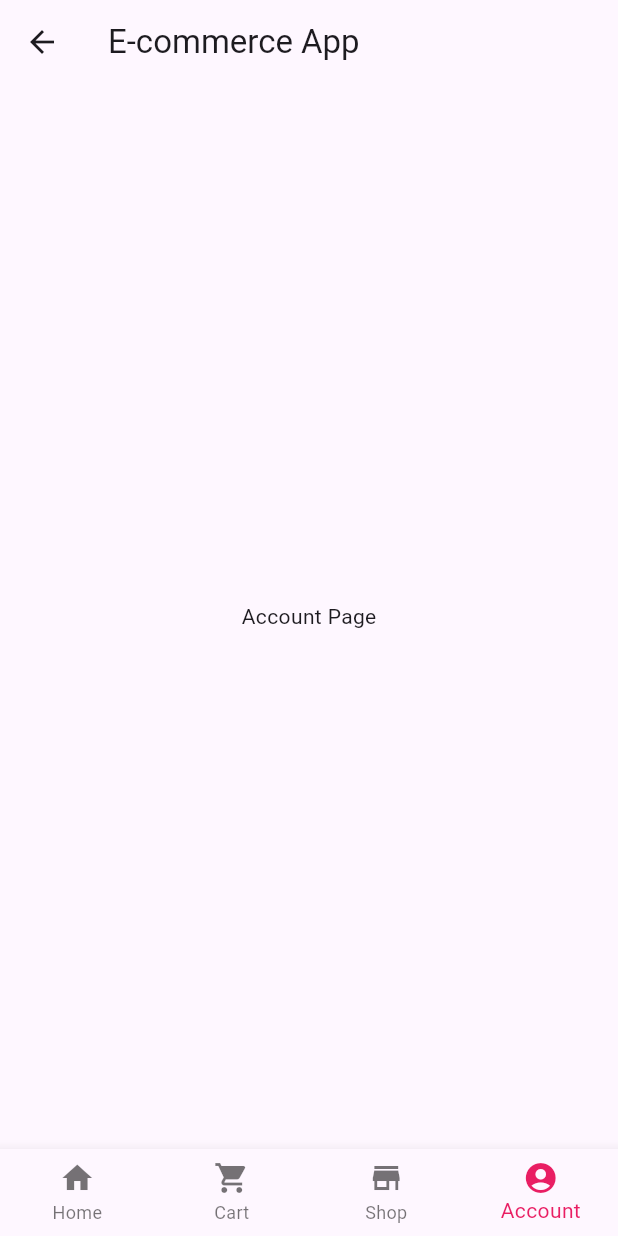
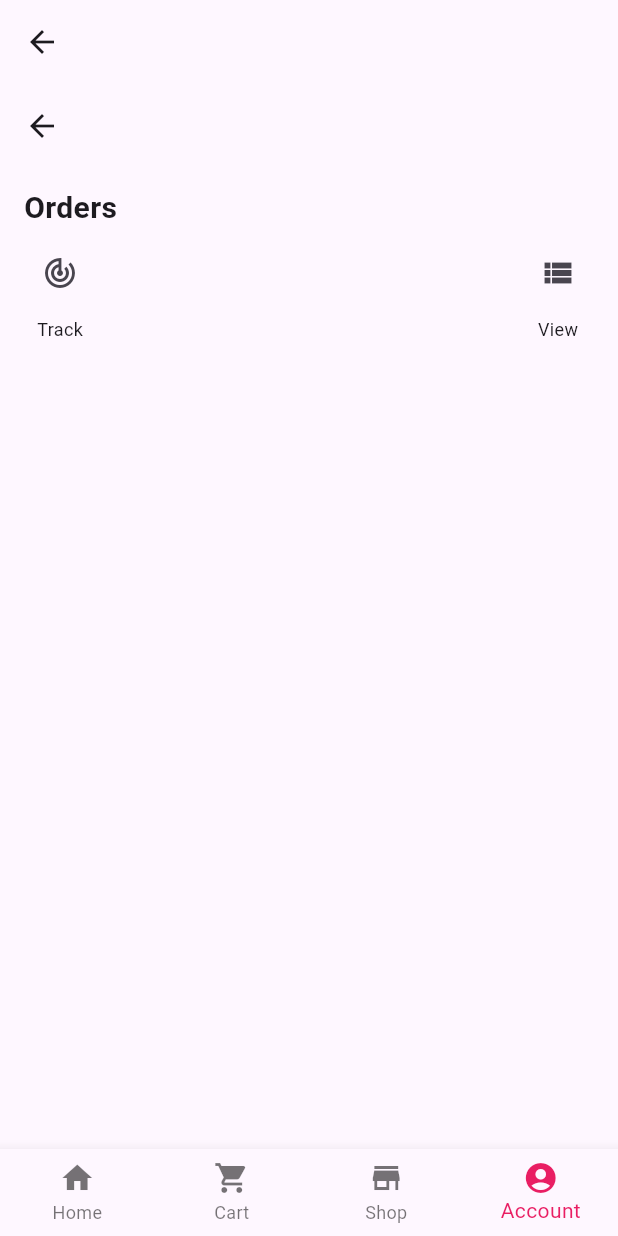
Before and after one commit to LuigiWoodhouse/Cosmetic, a Flutter app: the HomePage screen opened by its route, item 4 of the bottom bar chosen, on a phone screen of 412 x 824 dp. Run offline on Flutter 3.47's test engine with Material 3 defaults, Android fonts, the light colour scheme and no system bars.

Commit message:
Add order page

```diff
--- a/lib/layout/account.dart
+++ b/lib/layout/account.dart
@@ -1,10 +1,81 @@
+import 'package:cosplay/orders/view_current_order.dart';
 import 'package:flutter/material.dart';
+
 
 class AccountPage extends StatelessWidget {
   @override
   Widget build(BuildContext context) {
-    return Center(
-      child: Text('Account Page'),
+    return Scaffold(
+      appBar: AppBar(
+        //title: Text('Account'),
+      ),
+      body: Padding(
+        padding: EdgeInsets.all(16.0),
+        child: Column(
+          crossAxisAlignment: CrossAxisAlignment.start,
+          children: <Widget>[
+            Text(
+              'Orders',
+              style: TextStyle(fontSize: 20, fontWeight: FontWeight.bold, height: 1),
+            ),
+            SizedBox(height: 10),
+            Row(
+              mainAxisAlignment: MainAxisAlignment.spaceBetween,
+              children: <Widget>[
+                OrderOption(
+                  icon: Icons.track_changes,
+                  text: 'Track',
+                  onPressed: () {
+                    Navigator.push(
+                      context,
+                      MaterialPageRoute(
+                        builder: (context) => ViewCurrentOrder(),
+                      ),
+                    );
+                  },
+                ),
+                OrderOption(
+                  icon: Icons.view_list,
+                  text: 'View',
+                  onPressed: () {
+                    // Handle view order action
+                  },
+                ),
+              ],
+            ),
+          ],
+        ),
+      ),
     );
   }
 }
+
+class OrderOption extends StatelessWidget {
+  final IconData icon;
+  final String text;
+  final VoidCallback onPressed;
+
+  const OrderOption({
+    Key? key,
+    required this.icon,
+    required this.text,
+    required this.onPressed,
+  }) : super(key: key);
+
+  @override
+  Widget build(BuildContext context) {
+    return Column(
+      children: <Widget>[
+        IconButton(
+          icon: Icon(icon),
+          onPressed: onPressed,
+        ),
+        SizedBox(height: 5),
+        Text(
+          text,
+          style: TextStyle(fontSize: 12),
+        ),
+      ],
+    );
+  }
+}
--- a/lib/main.dart
+++ b/lib/main.dart
@@ -76,7 +76,7 @@ class _HomePageState extends State<HomePage> {
   Widget build(BuildContext context) {
     return Scaffold(
       appBar: AppBar(
-        title: const Text('E-commerce App'),
+        //title: const Text('E-commerce App'),
       ),
       body: Center(
         child: _getPageWidget(_selectedIndex),
```
Also changed, not shown: lib/orders/view_current_order.dart (added, +52 -0 lines).
